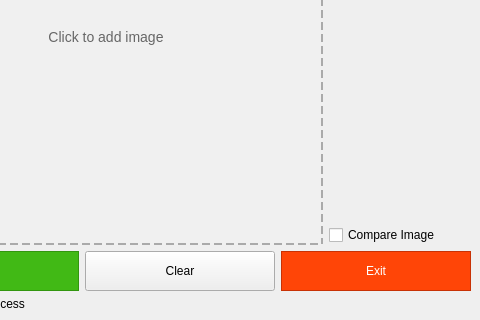
This is GUI/Main_window.ui in Se-Boruk/Virtual_conservator as Qt 5 draws it before an edit; both pictures show x 120 to 600 and y 180 to 500 of the 600 by 500 pixel window. The edited form follows.
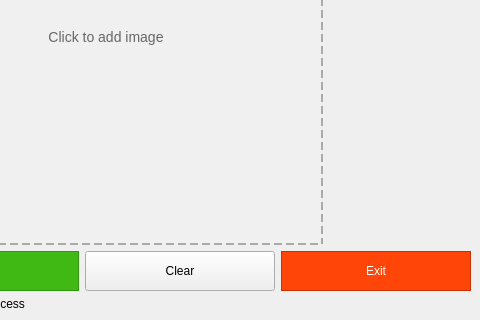
This is the edited form.

Commit message:
Add deterministic clustering and show class in UI
Class assignment problem little "fix"

The edit to the form file:
```diff
--- a/GUI/Main_window.ui
+++ b/GUI/Main_window.ui
@@ -81,13 +81,6 @@
             </property>
            </spacer>
           </item>
-          <item>
-           <widget class="QCheckBox" name="CompareImageCheckBox">
-            <property name="text">
-             <string>Compare Image</string>
-            </property>
-           </widget>
-          </item>
          </layout>
         </item>
        </layout>
```
The commit also changes 9 other files.
